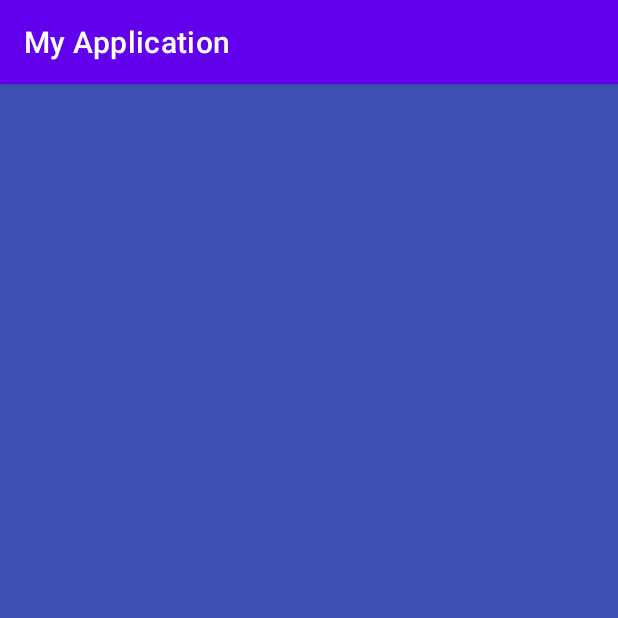
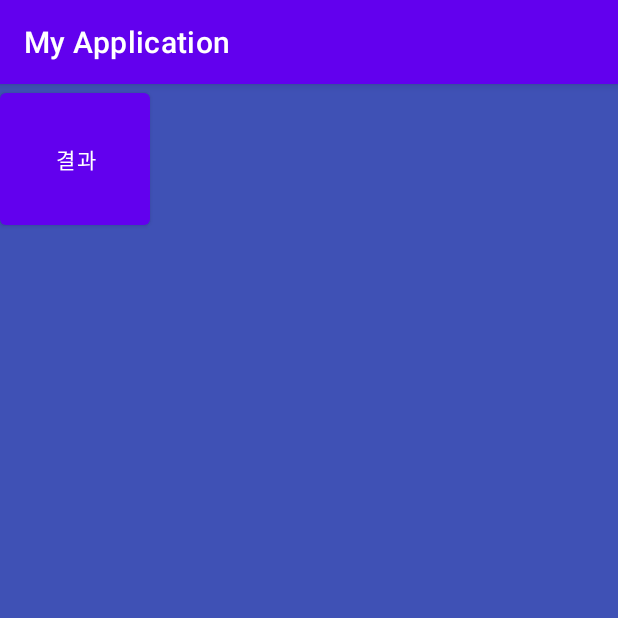
Before and after one commit to kimjiho1125/Android_Studio, an Android app: the screen it shows after launch (Intent2), after a tap on "인텐트", on a phone screen of 412 x 824 dp, the top half of it. Run offline under Robolectric (Android 15) with nearby library versions, the phone set to English and light mode, and no system bars.

Commit message:
Intent 실습(3)

```diff
--- a/app/src/main/java/com/example/myapplication/Intent1.kt
+++ b/app/src/main/java/com/example/myapplication/Intent1.kt
@@ -3,7 +3,9 @@ package com.example.myapplication
 import android.content.Intent
 import androidx.appcompat.app.AppCompatActivity
 import android.os.Bundle
+import android.util.Log
 import kotlinx.android.synthetic.main.activity_intent.*
+import kotlinx.android.synthetic.main.activity_intent2.*
 
 class Intent1 : AppCompatActivity() {
     override fun onCreate(savedInstanceState: Bundle?) {
@@ -22,9 +24,21 @@ class Intent1 : AppCompatActivity() {
             // Apply ->
             intent2.apply {
                 this.putExtra("number1",1)
-                this.putExtra("number2",2)
+                this.putExtra("number2",1)
             }
-            startActivity(intent2)
+            startActivityForResult(intent2,200)
         }
     }
+
+    override fun onActivityResult(requestCode: Int, resultCode: Int, data: Intent?) {
+
+        if(requestCode == 200) {
+            Log.d("number","" + requestCode)
+            Log.d("number","" + resultCode)
+            var result = data?.getIntExtra("result",0)
+            Log.d("number","" + result)
+        }
+
+        super.onActivityResult(requestCode, resultCode, data)
+    }
 }
--- a/app/src/main/res/layout/activity_intent2.xml
+++ b/app/src/main/res/layout/activity_intent2.xml
@@ -8,4 +8,10 @@
     android:background="#3F51B5"
     tools:context=".Intent2">
 
+    <Button
+        android:id="@+id/result"
+        android:layout_width="100dp"
+        android:layout_height="100dp"
+        android:text="결과"/>
+
 </LinearLayout>
```
Also changed, not shown: app/src/main/java/com/example/myapplication/Intent2.kt (+18 -4 lines).
